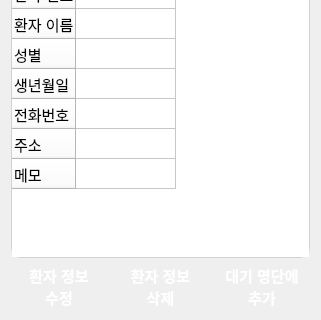
First picture: the form in pms/PatientManagementSW/patientinfomanager.ui, repository KimYooseon/FinalProject, before the edit; both pictures show x 0 to 321 and y 331 to 651 of the 321 by 651 pixel window.
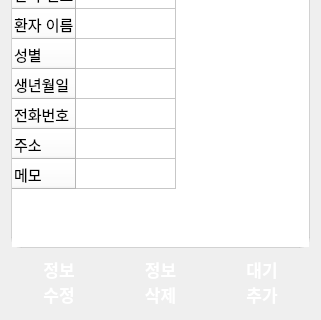
Second picture: the form after the edit. Icons and pictures are not drawn.

The edit to the form file:
```diff
--- a/pms/PatientManagementSW/patientinfomanager.ui
+++ b/pms/PatientManagementSW/patientinfomanager.ui
@@ -33,7 +33,7 @@
            </property>
            <property name="font">
             <font>
-             <pointsize>11</pointsize>
+             <pointsize>13</pointsize>
              <bold>true</bold>
             </font>
            </property>
@@ -69,7 +69,7 @@
            </property>
            <property name="font">
             <font>
-             <pointsize>11</pointsize>
+             <pointsize>13</pointsize>
             </font>
            </property>
            <property name="styleSheet">
@@ -104,7 +104,7 @@
            </property>
            <property name="icon">
             <iconset>
-             <normaloff>C:/Users/sun/Downloads/search.png</normaloff>C:/Users/sun/Downloads/search.png</iconset>
+             <normaloff>../../search.png</normaloff>../../search.png</iconset>
            </property>
            <property name="iconSize">
             <size>
@@ -112,6 +112,9 @@
              <height>20</height>
             </size>
            </property>
+           <property name="shortcut">
+            <string/>
+           </property>
           </widget>
          </item>
         </layout>
@@ -126,7 +129,7 @@
          </property>
          <property name="font">
           <font>
-           <pointsize>11</pointsize>
+           <pointsize>13</pointsize>
            <bold>true</bold>
           </font>
          </property>
@@ -224,7 +227,7 @@
         <widget class="QTableWidget" name="clientInfoTableWidget">
          <property name="font">
           <font>
-           <pointsize>11</pointsize>
+           <pointsize>13</pointsize>
           </font>
          </property>
          <property name="styleSheet">
@@ -414,15 +417,21 @@
       <layout class="QHBoxLayout" name="horizontalLayout">
        <item>
         <widget class="QPushButton" name="modifyPushButton">
+         <property name="sizePolicy">
+          <sizepolicy hsizetype="Minimum" vsizetype="Fixed">
+           <horstretch>0</horstretch>
+           <verstretch>0</verstretch>
+          </sizepolicy>
+         </property>
          <property name="minimumSize">
           <size>
            <width>0</width>
-           <height>45</height>
+           <height>55</height>
           </size>
          </property>
          <property name="font">
           <font>
-           <pointsize>11</pointsize>
+           <pointsize>13</pointsize>
            <bold>true</bold>
           </font>
          </property>
@@ -434,22 +443,28 @@
 color:#ffffff;</string>
          </property>
          <property name="text">
-          <string>환자 정보
+          <string>정보
 수정</string>
          </property>
         </widget>
        </item>
        <item>
         <widget class="QPushButton" name="deletePushButton">
+         <property name="sizePolicy">
+          <sizepolicy hsizetype="Minimum" vsizetype="Fixed">
+           <horstretch>0</horstretch>
+           <verstretch>0</verstretch>
+          </sizepolicy>
+         </property>
          <property name="minimumSize">
           <size>
            <width>0</width>
-           <height>45</height>
+           <height>55</height>
           </size>
          </property>
          <property name="font">
           <font>
-           <pointsize>11</pointsize>
+           <pointsize>13</pointsize>
            <bold>true</bold>
           </font>
          </property>
@@ -461,22 +476,28 @@
 color:#ffffff;</string>
          </property>
          <property name="text">
-          <string>환자 정보
+          <string>정보
 삭제</string>
          </property>
         </widget>
        </item>
        <item>
         <widget class="QPushButton" name="WaitPushButton">
+         <property name="sizePolicy">
+          <sizepolicy hsizetype="Minimum" vsizetype="Fixed">
+           <horstretch>0</horstretch>
+           <verstretch>0</verstretch>
+          </sizepolicy>
+         </property>
          <property name="minimumSize">
           <size>
            <width>0</width>
-           <height>45</height>
+           <height>55</height>
           </size>
          </property>
          <property name="font">
           <font>
-           <pointsize>11</pointsize>
+           <pointsize>13</pointsize>
            <bold>true</bold>
           </font>
          </property>
@@ -488,7 +509,7 @@
 color:#ffffff;</string>
          </property>
          <property name="text">
-          <string>대기 명단에
+          <string>대기
 추가</string>
          </property>
         </widget>
```
